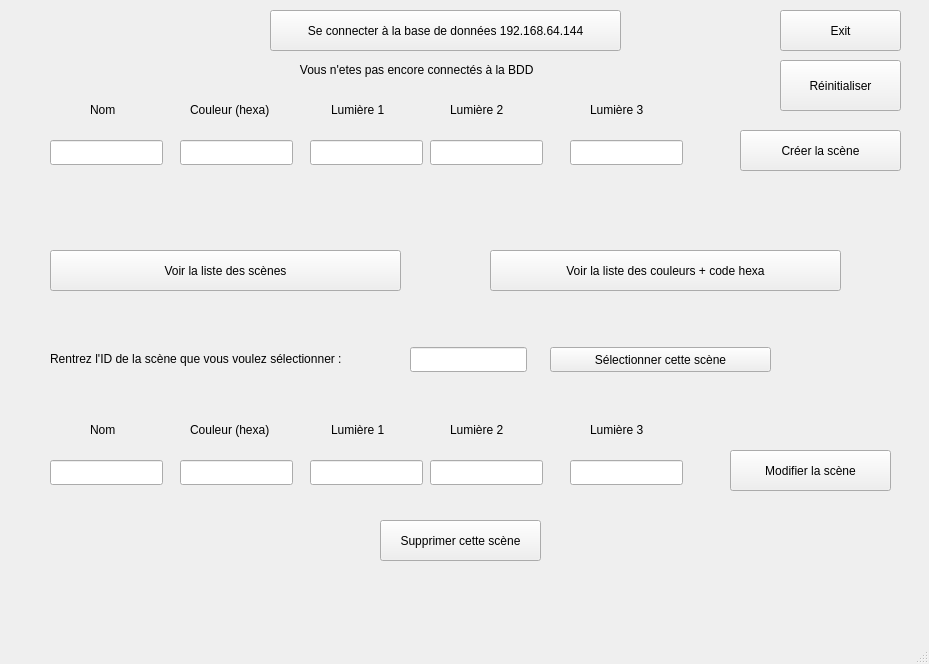
This is E3-DUVAL_William/EditeurScene/mainwindow.ui in jeanlaurentdotme/dmx-webedia as Qt 5 draws it before an edit. The edited form follows.
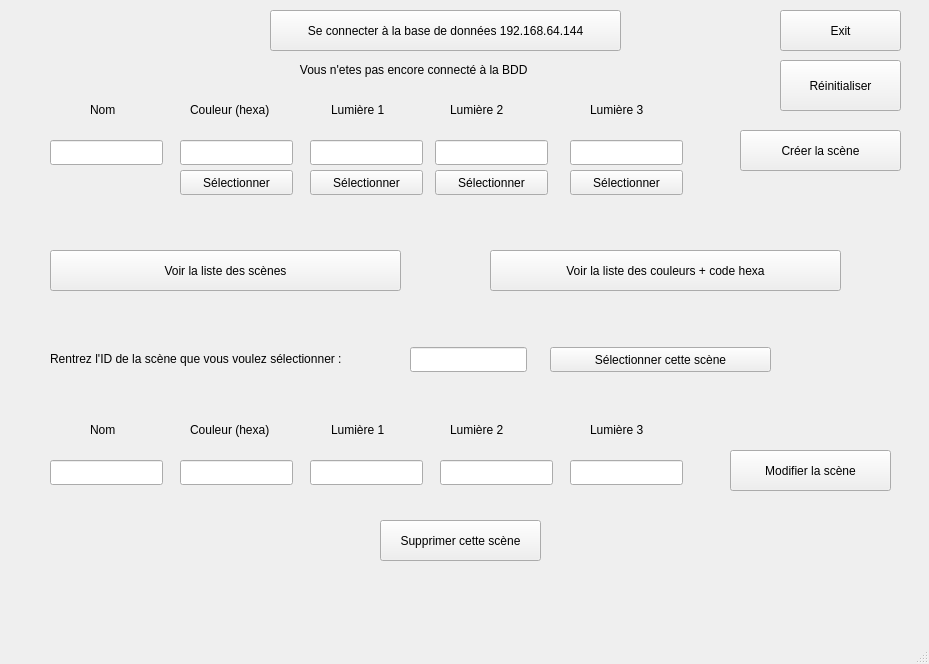
This is the edited form.

Commit message: optimisation, bouton hexa, interface modifier

```diff
--- a/E3-DUVAL_William/EditeurScene/mainwindow.ui
+++ b/E3-DUVAL_William/EditeurScene/mainwindow.ui
@@ -40,7 +40,7 @@
      </rect>
     </property>
     <property name="text">
-     <string>               Vous n'etes pas encore connectés à la BDD</string>
+     <string>               Vous n'etes pas encore connecté à la BDD</string>
     </property>
    </widget>
    <widget class="QPushButton" name="pushButton_2">
@@ -154,7 +154,7 @@
    <widget class="QLineEdit" name="lineEdit_4">
     <property name="geometry">
      <rect>
-      <x>430</x>
+      <x>435</x>
       <y>140</y>
       <width>113</width>
       <height>25</height>
@@ -249,7 +249,7 @@
    <widget class="QLineEdit" name="lineEdit_7">
     <property name="geometry">
      <rect>
-      <x>310</x>
+      <x>50</x>
       <y>460</y>
       <width>113</width>
       <height>25</height>
@@ -259,7 +259,7 @@
    <widget class="QLineEdit" name="lineEdit_8">
     <property name="geometry">
      <rect>
-      <x>50</x>
+      <x>180</x>
       <y>460</y>
       <width>113</width>
       <height>25</height>
@@ -282,7 +282,7 @@
    <widget class="QLineEdit" name="lineEdit_9">
     <property name="geometry">
      <rect>
-      <x>570</x>
+      <x>310</x>
       <y>460</y>
       <width>113</width>
       <height>25</height>
@@ -305,7 +305,7 @@
    <widget class="QLineEdit" name="lineEdit_10">
     <property name="geometry">
      <rect>
-      <x>430</x>
+      <x>440</x>
       <y>460</y>
       <width>113</width>
       <height>25</height>
@@ -354,7 +354,7 @@
    <widget class="QLineEdit" name="lineEdit_11">
     <property name="geometry">
      <rect>
-      <x>180</x>
+      <x>570</x>
       <y>460</y>
       <width>113</width>
       <height>25</height>
@@ -491,6 +491,58 @@
      <string/>
     </property>
    </widget>
+   <widget class="QPushButton" name="pushButton_10">
+    <property name="geometry">
+     <rect>
+      <x>180</x>
+      <y>170</y>
+      <width>113</width>
+      <height>25</height>
+     </rect>
+    </property>
+    <property name="text">
+     <string>Sélectionner</string>
+    </property>
+   </widget>
+   <widget class="QPushButton" name="pushButton_11">
+    <property name="geometry">
+     <rect>
+      <x>310</x>
+      <y>170</y>
+      <width>113</width>
+      <height>25</height>
+     </rect>
+    </property>
+    <property name="text">
+     <string>Sélectionner</string>
+    </property>
+   </widget>
+   <widget class="QPushButton" name="pushButton_12">
+    <property name="geometry">
+     <rect>
+      <x>435</x>
+      <y>170</y>
+      <width>113</width>
+      <height>25</height>
+     </rect>
+    </property>
+    <property name="text">
+     <string>Sélectionner</string>
+    </property>
+   </widget>
+   <widget class="QPushButton" name="pushButton_13">
+    <property name="geometry">
+     <rect>
+      <x>570</x>
+      <y>170</y>
+      <width>113</width>
+      <height>25</height>
+     </rect>
+    </property>
+    <property name="text">
+     <string>Sélectionner</string>
+    </property>
+   </widget>
   </widget>
   <widget class="QMenuBar" name="menubar">
    <property name="geometry">
```
The commit also changes 3 other files.
